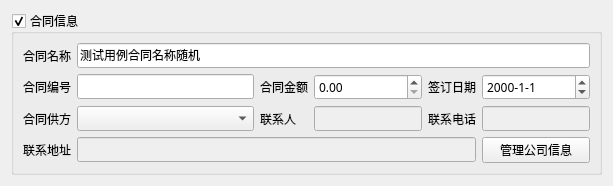
Above: contract_template.ui from earlideal/jiandan before the change. Below: the same form after it.
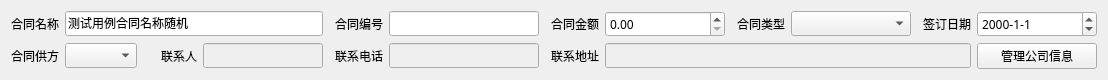
That is the form after the change.

The edit to the form file:
```diff
--- a/contract_template.ui
+++ b/contract_template.ui
@@ -6,8 +6,8 @@
    <rect>
     <x>0</x>
     <y>0</y>
-    <width>613</width>
-    <height>174</height>
+    <width>1108</width>
+    <height>76</height>
    </rect>
   </property>
   <property name="font">
@@ -20,155 +20,254 @@
   </property>
   <layout class="QVBoxLayout" name="verticalLayout">
    <item>
-    <widget class="QGroupBox" name="groupBox">
-     <property name="title">
-      <string>合同信息</string>
-     </property>
-     <property name="checkable">
-      <bool>true</bool>
-     </property>
-     <layout class="QVBoxLayout" name="verticalLayout_3">
-      <item>
        <layout class="QGridLayout" name="gridLayout">
-        <item row="2" column="5">
-         <widget class="QLineEdit" name="lineEdit_company_telephone">
-          <property name="enabled">
-           <bool>false</bool>
-          </property>
+     <item row="0" column="0">
+      <widget class="QLabel" name="label">
           <property name="sizePolicy">
-           <sizepolicy hsizetype="Preferred" vsizetype="Fixed">
+        <sizepolicy hsizetype="Fixed" vsizetype="Preferred">
             <horstretch>0</horstretch>
             <verstretch>0</verstretch>
            </sizepolicy>
           </property>
-          <property name="readOnly">
-           <bool>true</bool>
+       <property name="text">
+        <string>合同名称</string>
+       </property>
+       <property name="alignment">
+        <set>Qt::AlignRight|Qt::AlignTrailing|Qt::AlignVCenter</set>
           </property>
          </widget>
         </item>
-        <item row="2" column="1">
+     <item row="1" column="1">
          <widget class="QComboBox" name="comboBox_company"/>
         </item>
-        <item row="2" column="4">
+     <item row="1" column="0">
+      <widget class="QLabel" name="label_5">
+       <property name="text">
+        <string>合同供方</string>
+       </property>
+       <property name="alignment">
+        <set>Qt::AlignRight|Qt::AlignTrailing|Qt::AlignVCenter</set>
+       </property>
+      </widget>
+     </item>
+     <item row="1" column="2">
+      <widget class="QLabel" name="label_6">
+       <property name="text">
+        <string>联系人</string>
+       </property>
+       <property name="alignment">
+        <set>Qt::AlignRight|Qt::AlignTrailing|Qt::AlignVCenter</set>
+       </property>
+      </widget>
+     </item>
+     <item row="1" column="3">
+      <widget class="QLineEdit" name="lineEdit_company_contact">
+       <property name="enabled">
+        <bool>false</bool>
+       </property>
+       <property name="sizePolicy">
+        <sizepolicy hsizetype="Preferred" vsizetype="Fixed">
+         <horstretch>0</horstretch>
+         <verstretch>0</verstretch>
+        </sizepolicy>
+       </property>
+       <property name="minimumSize">
+        <size>
+         <width>120</width>
+         <height>0</height>
+        </size>
+       </property>
+       <property name="maximumSize">
+        <size>
+         <width>150</width>
+         <height>16777215</height>
+        </size>
+       </property>
+       <property name="maxLength">
+        <number>12</number>
+       </property>
+       <property name="readOnly">
+        <bool>true</bool>
+       </property>
+      </widget>
+     </item>
+     <item row="1" column="7" colspan="4">
+      <widget class="QLineEdit" name="lineEdit_company_address">
+       <property name="enabled">
+        <bool>false</bool>
+       </property>
+       <property name="readOnly">
+        <bool>true</bool>
+       </property>
+      </widget>
+     </item>
+     <item row="0" column="4">
+      <widget class="QLabel" name="label_2">
+       <property name="text">
+        <string>合同编号</string>
+       </property>
+       <property name="alignment">
+        <set>Qt::AlignRight|Qt::AlignTrailing|Qt::AlignVCenter</set>
+       </property>
+      </widget>
+     </item>
+     <item row="0" column="1" colspan="3">
+      <widget class="QLineEdit" name="lineEdit_contract_name">
+       <property name="text">
+        <string>测试用例合同名称随机</string>
+       </property>
+      </widget>
+     </item>
+     <item row="1" column="4">
          <widget class="QLabel" name="label_7">
           <property name="text">
            <string>联系电话</string>
           </property>
-         </widget>
-        </item>
-        <item row="1" column="4">
+       <property name="alignment">
+        <set>Qt::AlignRight|Qt::AlignTrailing|Qt::AlignVCenter</set>
+       </property>
+      </widget>
+     </item>
+     <item row="1" column="6">
+      <widget class="QLabel" name="label_8">
+       <property name="text">
+        <string>联系地址</string>
+       </property>
+       <property name="alignment">
+        <set>Qt::AlignRight|Qt::AlignTrailing|Qt::AlignVCenter</set>
+       </property>
+      </widget>
+     </item>
+     <item row="1" column="5">
+      <widget class="QLineEdit" name="lineEdit_company_telephone">
+       <property name="enabled">
+        <bool>false</bool>
+       </property>
+       <property name="minimumSize">
+        <size>
+         <width>120</width>
+         <height>0</height>
+        </size>
+       </property>
+       <property name="maximumSize">
+        <size>
+         <width>150</width>
+         <height>16777215</height>
+        </size>
+       </property>
+       <property name="readOnly">
+        <bool>true</bool>
+       </property>
+      </widget>
+     </item>
+     <item row="0" column="5">
+      <widget class="QLineEdit" name="lineEdit_contract_number">
+       <property name="minimumSize">
+        <size>
+         <width>120</width>
+         <height>0</height>
+        </size>
+       </property>
+       <property name="maximumSize">
+        <size>
+         <width>150</width>
+         <height>16777215</height>
+        </size>
+       </property>
+      </widget>
+     </item>
+     <item row="0" column="10">
          <widget class="QLabel" name="label_4">
           <property name="text">
            <string>签订日期</string>
           </property>
-         </widget>
-        </item>
-        <item row="1" column="1">
-         <widget class="QLineEdit" name="lineEdit_contract_number"/>
-        </item>
-        <item row="1" column="3">
+       <property name="alignment">
+        <set>Qt::AlignRight|Qt::AlignTrailing|Qt::AlignVCenter</set>
+       </property>
+      </widget>
+     </item>
+     <item row="0" column="6">
+      <widget class="QLabel" name="label_3">
+       <property name="text">
+        <string>合同金额</string>
+       </property>
+       <property name="alignment">
+        <set>Qt::AlignRight|Qt::AlignTrailing|Qt::AlignVCenter</set>
+       </property>
+      </widget>
+     </item>
+     <item row="0" column="7">
          <widget class="QDoubleSpinBox" name="doubleSpinBox_contract_amount">
+       <property name="minimumSize">
+        <size>
+         <width>120</width>
+         <height>0</height>
+        </size>
+       </property>
+       <property name="maximumSize">
+        <size>
+         <width>150</width>
+         <height>16777215</height>
+        </size>
+       </property>
           <property name="maximum">
            <double>999999999.990000009536743</double>
           </property>
          </widget>
         </item>
-        <item row="1" column="5">
+     <item row="1" column="11">
+      <widget class="QPushButton" name="pushButton_preset_companies">
+       <property name="text">
+        <string>管理公司信息</string>
+       </property>
+      </widget>
+     </item>
+     <item row="0" column="11">
          <widget class="QDateEdit" name="dateEdit_sign_date">
+       <property name="minimumSize">
+        <size>
+         <width>120</width>
+         <height>0</height>
+        </size>
+       </property>
+       <property name="maximumSize">
+        <size>
+         <width>150</width>
+         <height>16777215</height>
+        </size>
+       </property>
           <property name="displayFormat">
            <string>yyyy-M-d</string>
           </property>
          </widget>
         </item>
-        <item row="1" column="2">
-         <widget class="QLabel" name="label_3">
+     <item row="0" column="8">
+      <widget class="QLabel" name="label_9">
           <property name="text">
-           <string>合同金额</string>
-          </property>
-         </widget>
-        </item>
-        <item row="2" column="0">
-         <widget class="QLabel" name="label_5">
-          <property name="text">
-           <string>合同供方</string>
+        <string>合同类型</string>
+       </property>
+       <property name="alignment">
+        <set>Qt::AlignRight|Qt::AlignTrailing|Qt::AlignVCenter</set>
           </property>
          </widget>
         </item>
-        <item row="0" column="1" colspan="5">
-         <widget class="QLineEdit" name="lineEdit_contract_name">
-          <property name="text">
-           <string>测试用例合同名称随机</string>
-          </property>
-         </widget>
-        </item>
-        <item row="1" column="0">
-         <widget class="QLabel" name="label_2">
-          <property name="text">
-           <string>合同编号</string>
+     <item row="0" column="9">
+      <widget class="QComboBox" name="comboBox">
+       <property name="minimumSize">
+        <size>
+         <width>120</width>
+         <height>0</height>
+        </size>
+       </property>
+       <property name="maximumSize">
+        <size>
+         <width>150</width>
+         <height>16777215</height>
+        </size>
           </property>
          </widget>
         </item>
-        <item row="3" column="1" colspan="4">
-         <widget class="QLineEdit" name="lineEdit_company_address">
-          <property name="enabled">
-           <bool>false</bool>
-          </property>
-          <property name="readOnly">
-           <bool>true</bool>
-          </property>
-         </widget>
-        </item>
-        <item row="0" column="0">
-         <widget class="QLabel" name="label">
-          <property name="text">
-           <string>合同名称</string>
-          </property>
-         </widget>
-        </item>
-        <item row="3" column="0">
-         <widget class="QLabel" name="label_8">
-          <property name="text">
-           <string>联系地址</string>
-          </property>
-         </widget>
-        </item>
-        <item row="3" column="5">
-         <widget class="QPushButton" name="pushButton">
-          <property name="text">
-           <string>管理公司信息</string>
-          </property>
-         </widget>
-        </item>
-        <item row="2" column="2">
-         <widget class="QLabel" name="label_6">
-          <property name="text">
-           <string>联系人</string>
-          </property>
-         </widget>
-        </item>
-        <item row="2" column="3">
-         <widget class="QLineEdit" name="lineEdit_company_contact">
-          <property name="enabled">
-           <bool>false</bool>
-          </property>
-          <property name="sizePolicy">
-           <sizepolicy hsizetype="Preferred" vsizetype="Fixed">
-            <horstretch>0</horstretch>
-            <verstretch>0</verstretch>
-           </sizepolicy>
-          </property>
-          <property name="maxLength">
-           <number>12</number>
-          </property>
-          <property name="readOnly">
-           <bool>true</bool>
-          </property>
-         </widget>
-        </item>
-       </layout>
-      </item>
-     </layout>
-    </widget>
+    </layout>
    </item>
   </layout>
  </widget>
```
Lines whose indentation alone changed are shown as unchanged.
